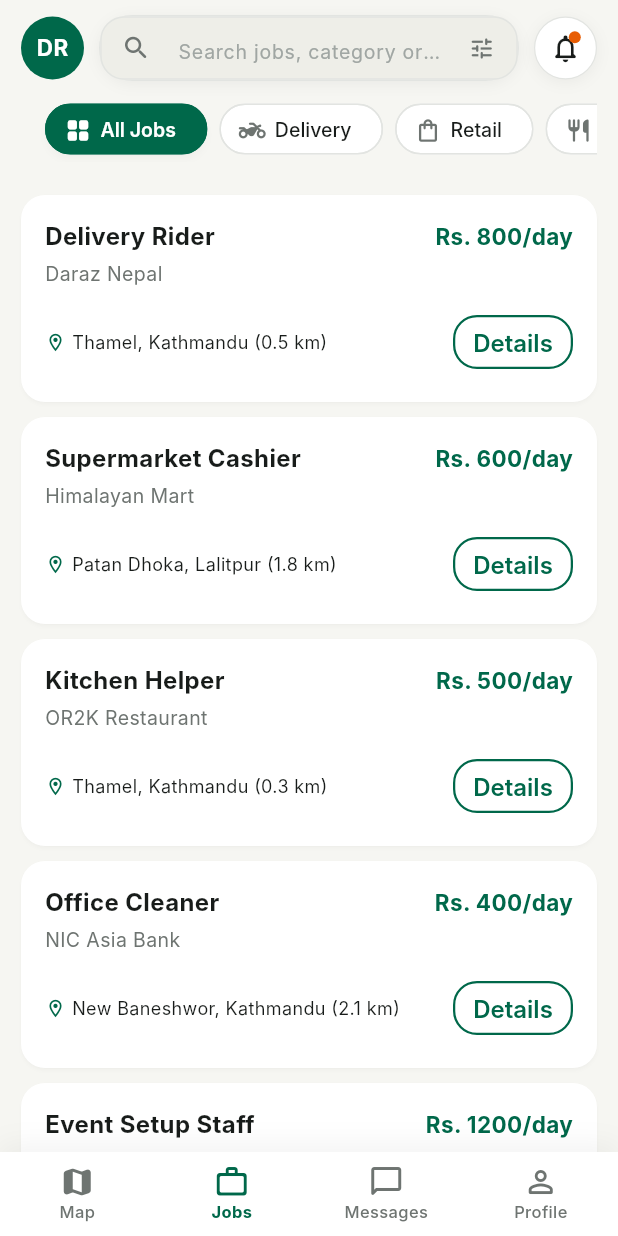
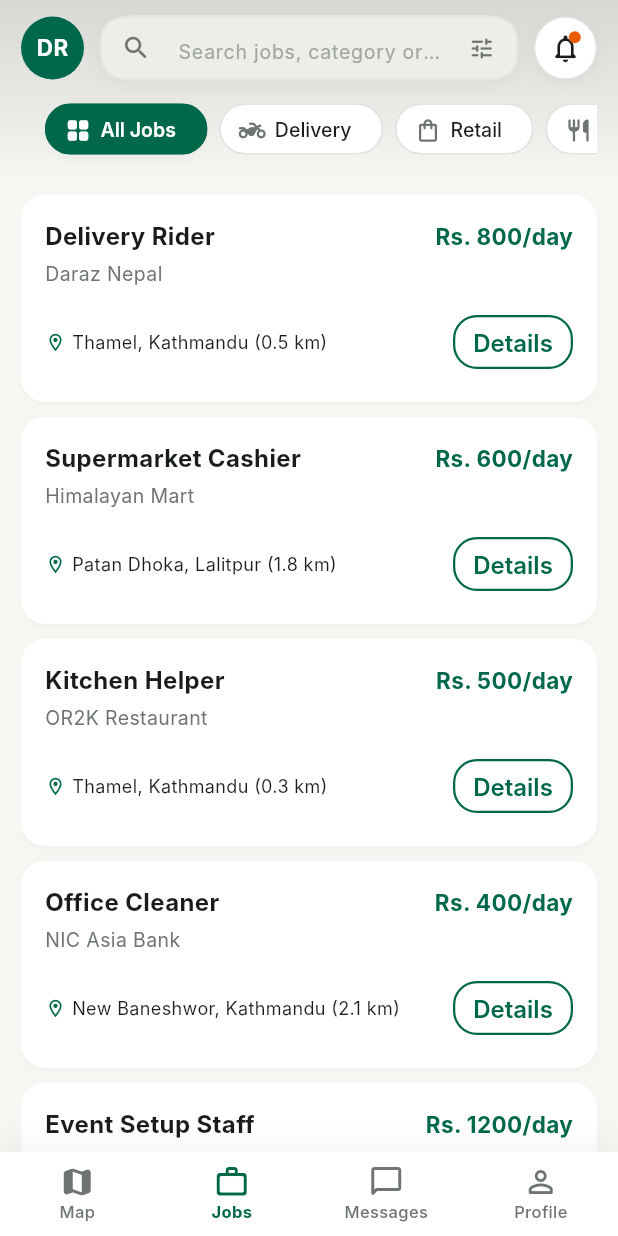
Before and after one commit to Debi-in/GetWork, a Flutter app: the HomeScreen screen opened by its route, item 2 of the bottom bar chosen, on a phone screen of 412 x 824 dp. Run offline on Flutter 3.47's test engine with Material 3 defaults, Android fonts, the phone set to English and light mode, and no system bars; our stand-ins replace equatable, flutter_map, flutter_riverpod, geolocator, go_router, latlong2; Roboto replaces fonts that are missing (Inter).

Commit message:
ui: remove white bg from top header — transparent map-through overlay

```diff
--- a/lib/features/home/home_screen.dart
+++ b/lib/features/home/home_screen.dart
@@ -424,7 +424,19 @@ class _HomeScreenState extends ConsumerState<HomeScreen> {
   // ── Top Header: Profile Avatar + Search Bar + Bell + Category Pills ──────
   Widget _buildTopHeader(double topPadding) {
     return Container(
-      color: AppColors.background,
+      // No solid background — transparent so map shows through
+      decoration: BoxDecoration(
+        gradient: LinearGradient(
+          begin: Alignment.topCenter,
+          end: Alignment.bottomCenter,
+          colors: [
+            Colors.black.withValues(alpha: 0.12),
+            Colors.black.withValues(alpha: 0.05),
+            Colors.transparent,
+          ],
+          stops: const [0.0, 0.65, 1.0],
+        ),
+      ),
       padding: EdgeInsets.only(
         top: topPadding + 10,
         left: 14,
```
Also changed, not shown: 1 other file.
